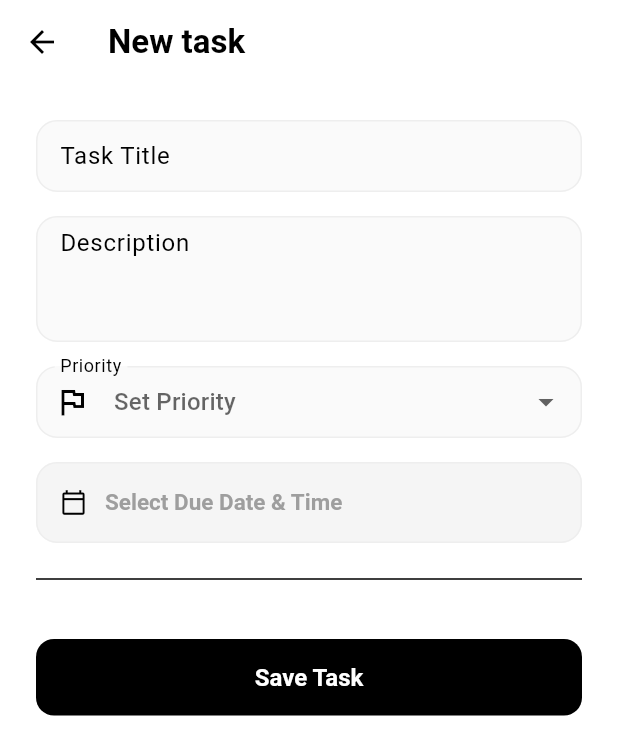
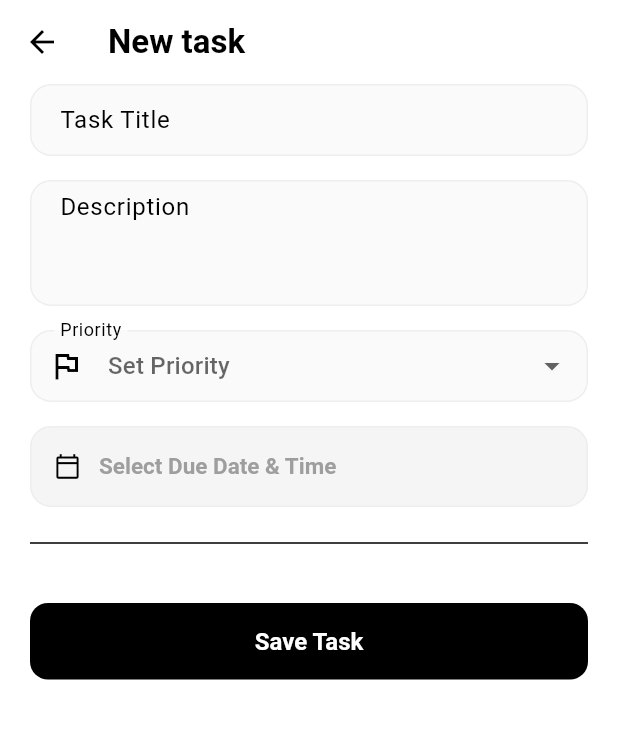
Before and after one commit to abhaysaqi/smart_todo_app, a Flutter app: the screen it shows after launch, after a tap on the "add" icon, on a phone screen of 412 x 824 dp. Shown: the top 755 px of the screen. Run offline on Flutter 3.47's test engine with Material 3 defaults, Android fonts, the phone set to English and light mode, and no system bars; our stand-ins replace flutter_local_notifications, get, get_storage, timezone.

Commit message:
change to minimalistic ui

```diff
--- a/lib/app/views/add_edit_todo_screen.dart
+++ b/lib/app/views/add_edit_todo_screen.dart
@@ -30,7 +30,7 @@ class AddEditToDoScreen extends StatelessWidget {
       child: Scaffold(
         appBar: AppBar(title: Text(todo != null ? 'Edit task' : 'New task')),
         body: Padding(
-          padding: const EdgeInsets.all(24.0),
+          padding: const EdgeInsets.symmetric(horizontal: 20.0),
           child: Form(
             key: _con.formKey,
             child: ListView(
--- a/lib/main.dart
+++ b/lib/main.dart
@@ -44,11 +44,12 @@ class MyApp extends StatelessWidget {
           iconTheme: IconThemeData(color: Colors.black),
         ),
         inputDecorationTheme: InputDecorationTheme(
+          floatingLabelBehavior: FloatingLabelBehavior.auto,
           filled: true,
           fillColor: Colors.grey.shade50,
 
           contentPadding: const EdgeInsets.symmetric(
-            horizontal: 12,
+            horizontal: 16,
             vertical: 6,
           ),
 
```
